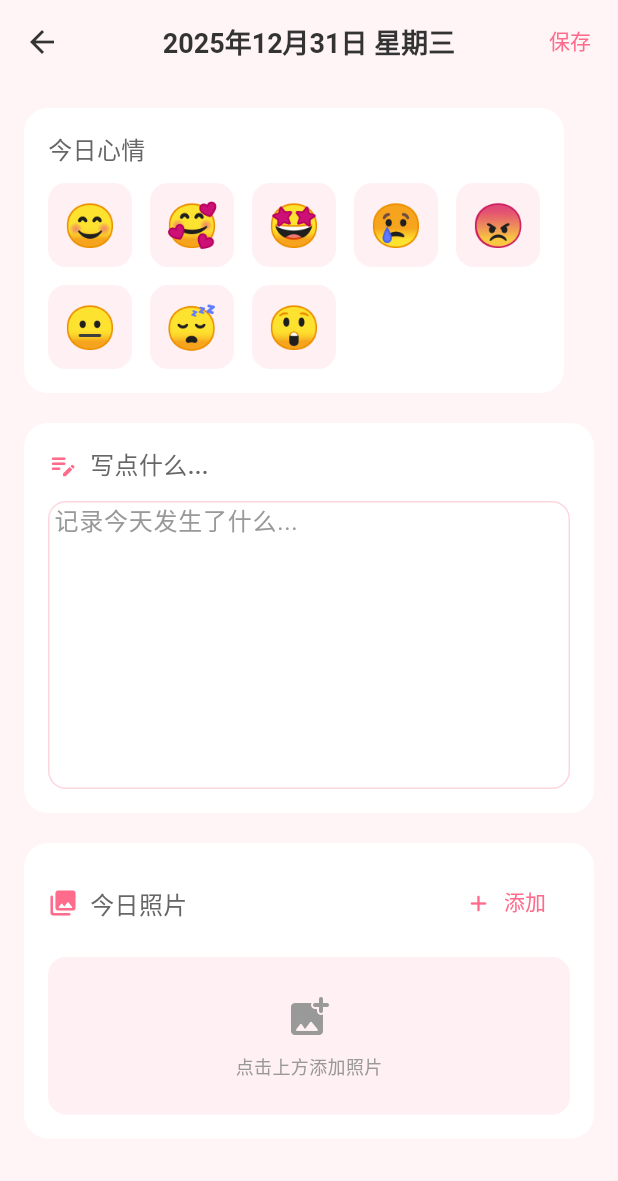
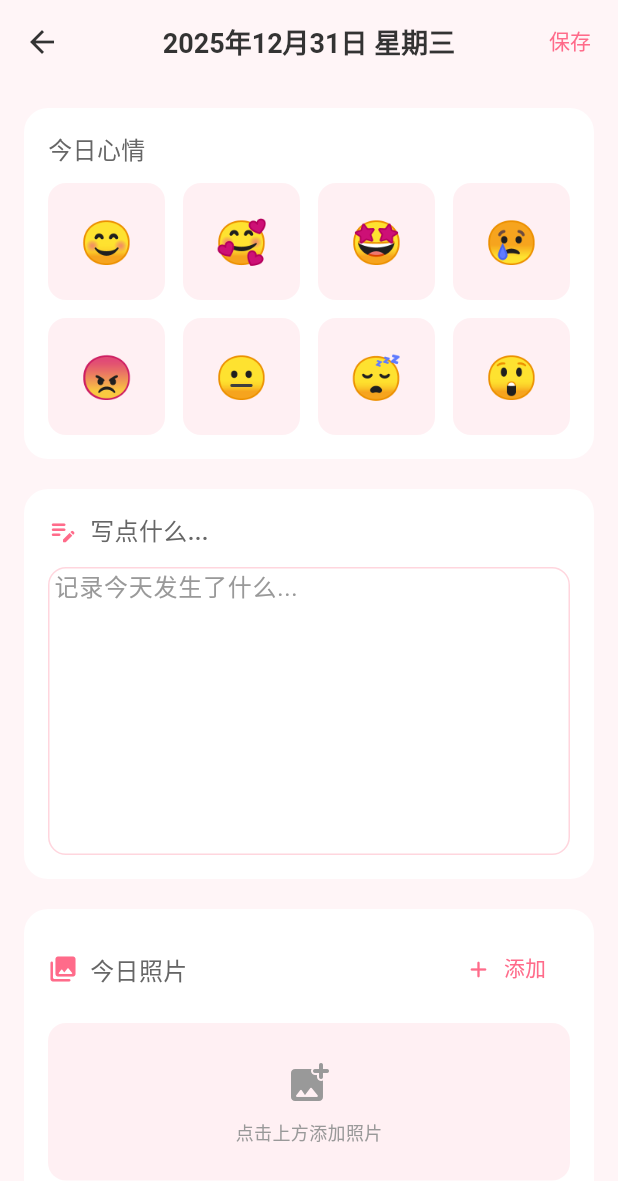
Before and after one commit to LovePlayCode/love-space, a Flutter app: the CalendarScreen screen opened by its route, after a tap on "添加记录", on a phone screen of 412 x 824 dp. Shown: the top 1181 px of the screen. Run offline on Flutter 3.47's test engine with Material 3 defaults, Android fonts, the phone set to English and light mode, and no system bars; our stand-ins replace awesome_snackbar_content, chewie, flutter_image_compress, flutter_riverpod, font_awesome_flutter, go_router and 4 more; missing offline and left inert: photo_manager, video_thumbnail; accounts and stored records are empty; Roboto replaces fonts that are missing (PingFang SC).

Commit message:
style: 优化日历和详情页UI布局
调整了日历屏幕和每日详情页的UI布局，包括对齐方式、间距和控件样式。优化了表情选择器的布局，使用行列结构并固定宽高比，改进了按钮的样式和间距。

```diff
--- a/lib/screens/calendar/calendar_screen.dart
+++ b/lib/screens/calendar/calendar_screen.dart
@@ -293,6 +293,7 @@ class _CalendarScreenState extends ConsumerState<CalendarScreen> {
       ),
       child: Column(
         mainAxisAlignment: MainAxisAlignment.center,
+        crossAxisAlignment: CrossAxisAlignment.center,
         children: [
           Icon(
             Icons.wb_sunny_rounded,
@@ -308,7 +309,12 @@ class _CalendarScreenState extends ConsumerState<CalendarScreen> {
           TextButton.icon(
             onPressed: () =>
                 _navigateToDayDetail(ref.read(selectedDateProvider)),
-            icon: const Icon(Icons.add_rounded),
+            style: TextButton.styleFrom(
+              padding: EdgeInsets.zero,
+              minimumSize: Size.zero,
+              tapTargetSize: MaterialTapTargetSize.shrinkWrap,
+            ),
+            icon: const Icon(Icons.add_rounded, size: 18),
             label: const Text('添加记录'),
           ),
         ],
--- a/lib/screens/calendar/daily_detail_screen.dart
+++ b/lib/screens/calendar/daily_detail_screen.dart
@@ -55,12 +55,7 @@ class _DailyDetailScreenState extends ConsumerState<DailyDetailScreen> {
       appBar: AppBar(
         title: Text(dateStr),
         backgroundColor: AppColors.background,
-        actions: [
-          TextButton(
-            onPressed: _saveLog,
-            child: const Text('保存'),
-          ),
-        ],
+        actions: [TextButton(onPressed: _saveLog, child: const Text('保存'))],
       ),
       body: SingleChildScrollView(
         padding: const EdgeInsets.all(16),
@@ -83,6 +78,7 @@ class _DailyDetailScreenState extends ConsumerState<DailyDetailScreen> {
 
   Widget _buildMoodSelector() {
     return Container(
+      width: double.infinity,
       padding: const EdgeInsets.all(16),
       decoration: BoxDecoration(
         color: AppColors.cardBackground,
@@ -91,28 +87,36 @@ class _DailyDetailScreenState extends ConsumerState<DailyDetailScreen> {
       child: Column(
         crossAxisAlignment: CrossAxisAlignment.start,
         children: [
-          const Text(
-            '今日心情',
-            style: AppTextStyles.subtitle2,
+          const Text('今日心情', style: AppTextStyles.subtitle2),
+          const SizedBox(height: 12),
+          _buildEmojiRows(),
+        ],
       ),
-          const SizedBox(height: 12),
-          Wrap(
-            spacing: 12,
-            runSpacing: 12,
-            children: AppConstants.moodEmojis.entries.map((entry) {
+    );
+  }
+
+  Widget _buildEmojiRows() {
+    final emojis = AppConstants.moodEmojis.entries.toList();
+    final firstRow = emojis.sublist(0, 4);
+    final secondRow = emojis.sublist(4, 8);
+
+    Widget buildEmojiItem(MapEntry<String, String> entry) {
       final isSelected = _selectedMood == entry.value;
-              return GestureDetector(
+      return Expanded(
+        child: GestureDetector(
           onTap: () {
             setState(() {
               _selectedMood = isSelected ? null : entry.value;
             });
           },
+          child: AspectRatio(
+            aspectRatio: 1,
             child: AnimatedContainer(
               duration: const Duration(milliseconds: 200),
-                  width: 56,
-                  height: 56,
               decoration: BoxDecoration(
-                    color: isSelected ? AppColors.primaryLighter : AppColors.backgroundPink,
+                color: isSelected
+                    ? AppColors.primaryLighter
+                    : AppColors.backgroundPink,
                 borderRadius: BorderRadius.circular(12),
                 border: isSelected
                     ? Border.all(color: AppColors.primary, width: 2)
@@ -125,11 +129,27 @@ class _DailyDetailScreenState extends ConsumerState<DailyDetailScreen> {
                 ),
               ),
             ),
+          ),
+        ),
       );
-            }).toList(),
+    }
+
+    return Column(
+      children: [
+        Row(
+          children: firstRow
+              .expand((e) => [buildEmojiItem(e), const SizedBox(width: 12)])
+              .toList()
+            ..removeLast(),
+        ),
+        const SizedBox(height: 12),
+        Row(
+          children: secondRow
+              .expand((e) => [buildEmojiItem(e), const SizedBox(width: 12)])
+              .toList()
+            ..removeLast(),
         ),
       ],
-      ),
     );
   }
 
@@ -147,10 +167,7 @@ class _DailyDetailScreenState extends ConsumerState<DailyDetailScreen> {
             children: [
               Icon(Icons.edit_note_rounded, color: AppColors.primary, size: 20),
               SizedBox(width: 8),
-              Text(
-                '写点什么...',
-                style: AppTextStyles.subtitle2,
-              ),
+              Text('写点什么...', style: AppTextStyles.subtitle2),
             ],
           ),
           const SizedBox(height: 12),
@@ -189,12 +206,13 @@ class _DailyDetailScreenState extends ConsumerState<DailyDetailScreen> {
                 children: [
                   const Row(
                     children: [
-                      Icon(Icons.photo_library_rounded, color: AppColors.primary, size: 20),
+                      Icon(
+                        Icons.photo_library_rounded,
+                        color: AppColors.primary,
+                        size: 20,
+                      ),
                       SizedBox(width: 8),
-                      Text(
-                        '今日照片',
-                        style: AppTextStyles.subtitle2,
-                      ),
+                      Text('今日照片', style: AppTextStyles.subtitle2),
                     ],
                   ),
                   TextButton.icon(
@@ -215,11 +233,18 @@ class _DailyDetailScreenState extends ConsumerState<DailyDetailScreen> {
                   ),
                   child: const Column(
                     children: [
-                      Icon(Icons.add_photo_alternate_rounded, color: AppColors.textHint, size: 32),
+                      Icon(
+                        Icons.add_photo_alternate_rounded,
+                        color: AppColors.textHint,
+                        size: 32,
+                      ),
                       SizedBox(height: 8),
                       Text(
                         '点击上方添加照片',
-                        style: TextStyle(color: AppColors.textHint, fontSize: 12),
+                        style: TextStyle(
+                          color: AppColors.textHint,
+                          fontSize: 12,
+                        ),
                       ),
                     ],
                   ),
```
Lines whose indentation alone changed are shown as unchanged.
